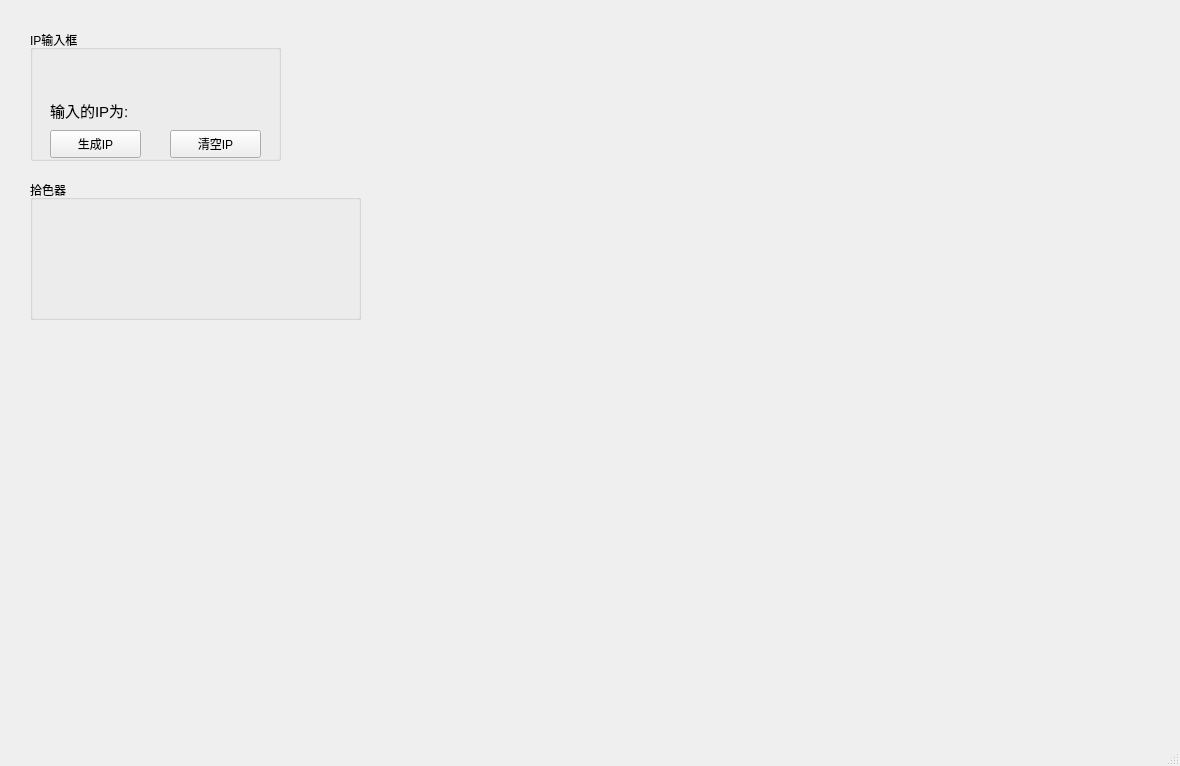
TURIING/QtDemo, file mainwindow.ui: the form before one commit.
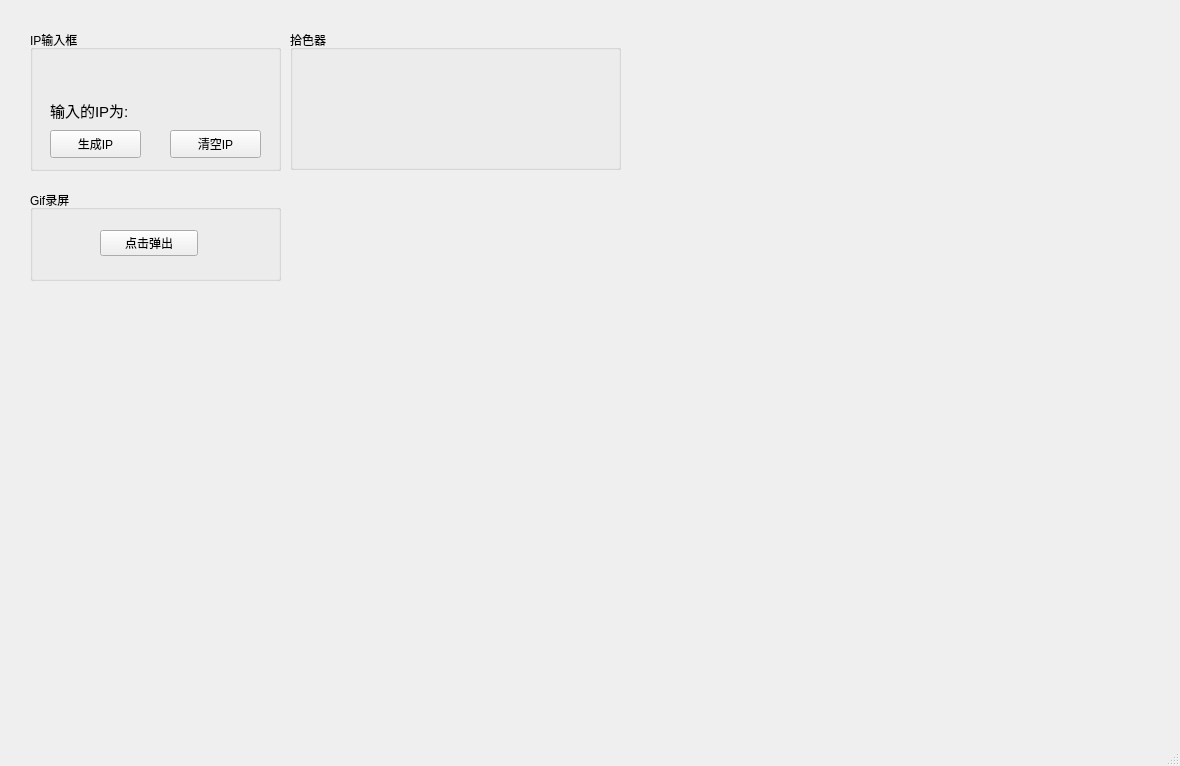
The form after the commit. Custom widgets are drawn as their Qt base class.

Commit message: feat：实现Gif录屏

```diff
--- a/mainwindow.ui
+++ b/mainwindow.ui
@@ -20,7 +20,7 @@
       <x>30</x>
       <y>30</y>
       <width>251</width>
-      <height>131</height>
+      <height>141</height>
      </rect>
     </property>
     <property name="title">
@@ -97,8 +97,8 @@
    <widget class="QGroupBox" name="groupBox_2">
     <property name="geometry">
      <rect>
-      <x>30</x>
-      <y>180</y>
+      <x>290</x>
+      <y>30</y>
       <width>331</width>
       <height>140</height>
      </rect>
@@ -117,6 +117,32 @@
      </property>
     </widget>
    </widget>
+   <widget class="QGroupBox" name="groupBox_3">
+    <property name="geometry">
+     <rect>
+      <x>30</x>
+      <y>190</y>
+      <width>251</width>
+      <height>91</height>
+     </rect>
+    </property>
+    <property name="title">
+     <string>Gif录屏</string>
+    </property>
+    <widget class="QPushButton" name="btn_gifPopup">
+     <property name="geometry">
+      <rect>
+       <x>70</x>
+       <y>40</y>
+       <width>98</width>
+       <height>26</height>
+      </rect>
+     </property>
+     <property name="text">
+      <string>点击弹出</string>
+     </property>
+    </widget>
+   </widget>
   </widget>
   <widget class="QMenuBar" name="menubar">
    <property name="geometry">
```
The commit also changes 7 other files.
